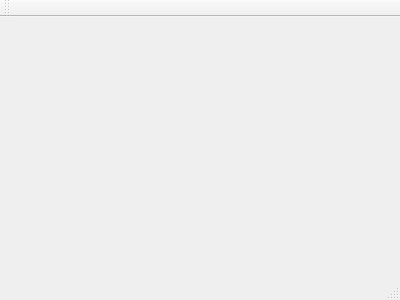
Before: the Qt Designer form graphs.ui in fsvymk/graphs, drawn with Qt 5.
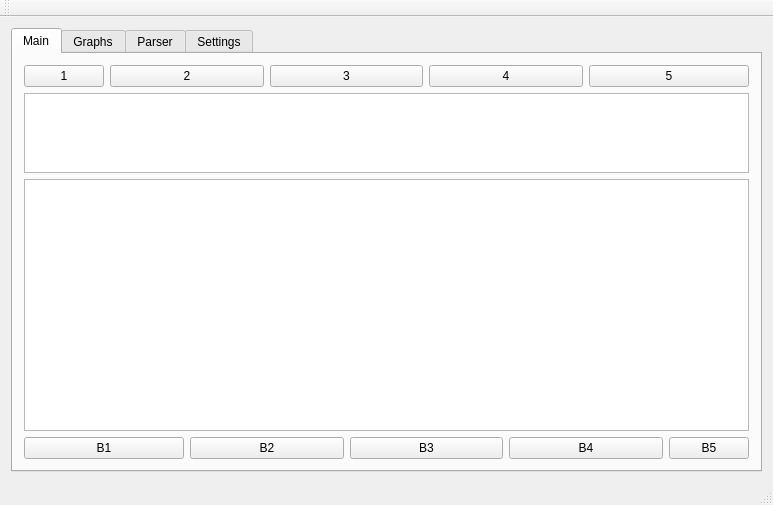
After: the same form once the commit is applied.

The edit to the form file:
```diff
--- a/graphs.ui
+++ b/graphs.ui
@@ -1,24 +1,154 @@
 <ui version="4.0">
  <class>graphs</class>
- <widget class="QMainWindow" name="graphs" >
-  <property name="geometry" >
+ <widget class="QMainWindow" name="graphs">
+  <property name="geometry">
    <rect>
     <x>0</x>
     <y>0</y>
-    <width>400</width>
-    <height>300</height>
+    <width>773</width>
+    <height>505</height>
    </rect>
   </property>
   <property name="windowTitle" >
    <string>graphs</string>
   </property>
-  <widget class="QMenuBar" name="menuBar" />
-  <widget class="QToolBar" name="mainToolBar" />
-  <widget class="QWidget" name="centralWidget" />
-  <widget class="QStatusBar" name="statusBar" />
+  <widget class="QWidget" name="centralWidget">
+   <layout class="QGridLayout" name="gridLayout">
+    <item row="0" column="1">
+     <widget class="QTabWidget" name="tabWidget">
+      <property name="currentIndex">
+       <number>0</number>
+      </property>
+      <widget class="QWidget" name="tab">
+       <attribute name="title">
+        <string>Main</string>
+       </attribute>
+       <layout class="QGridLayout" name="gridLayout_2">
+        <item row="0" column="0">
+         <widget class="QPushButton" name="pushButton">
+          <property name="text">
+           <string>1</string>
+          </property>
+         </widget>
+        </item>
+        <item row="0" column="1" colspan="2">
+         <widget class="QPushButton" name="pushButton_2">
+          <property name="text">
+           <string>2</string>
+          </property>
+         </widget>
+        </item>
+        <item row="0" column="3" colspan="2">
+         <widget class="QPushButton" name="pushButton_3">
+          <property name="text">
+           <string>3</string>
+          </property>
+         </widget>
+        </item>
+        <item row="0" column="5" colspan="2">
+         <widget class="QPushButton" name="pushButton_4">
+          <property name="text">
+           <string>4</string>
+          </property>
+         </widget>
+        </item>
+        <item row="0" column="7" colspan="2">
+         <widget class="QPushButton" name="pushButton_5">
+          <property name="text">
+           <string>5</string>
+          </property>
+         </widget>
+        </item>
+        <item row="1" column="0" colspan="9">
+         <widget class="QTextEdit" name="main_text_top">
+          <property name="maximumSize">
+           <size>
+            <width>16777215</width>
+            <height>80</height>
+           </size>
+          </property>
+         </widget>
+        </item>
+        <item row="2" column="0" colspan="9">
+         <widget class="QTextEdit" name="main_text_bottom"/>
+        </item>
+        <item row="3" column="0" colspan="2">
+         <widget class="QPushButton" name="pushButton_8">
+          <property name="text">
+           <string>B1</string>
+          </property>
+         </widget>
+        </item>
+        <item row="3" column="2" colspan="2">
+         <widget class="QPushButton" name="pushButton_10">
+          <property name="text">
+           <string>B2</string>
+          </property>
+         </widget>
+        </item>
+        <item row="3" column="4" colspan="2">
+         <widget class="QPushButton" name="pushButton_7">
+          <property name="text">
+           <string>B3</string>
+          </property>
+         </widget>
+        </item>
+        <item row="3" column="6" colspan="2">
+         <widget class="QPushButton" name="pushButton_9">
+          <property name="text">
+           <string>B4</string>
+          </property>
+         </widget>
+        </item>
+        <item row="3" column="8">
+         <widget class="QPushButton" name="pushButton_6">
+          <property name="text">
+           <string>B5</string>
+          </property>
+         </widget>
+        </item>
+       </layout>
+      </widget>
+      <widget class="QWidget" name="tab_2">
+       <attribute name="title">
+        <string>Graphs</string>
+       </attribute>
+      </widget>
+      <widget class="QWidget" name="tab_3">
+       <attribute name="title">
+        <string>Parser</string>
+       </attribute>
+      </widget>
+      <widget class="QWidget" name="tab_4">
+       <attribute name="title">
+        <string>Settings</string>
+       </attribute>
+      </widget>
+     </widget>
+    </item>
+   </layout>
+  </widget>
+  <widget class="QMenuBar" name="menuBar">
+   <property name="geometry">
+    <rect>
+     <x>0</x>
+     <y>0</y>
+     <width>773</width>
+     <height>20</height>
+    </rect>
+   </property>
+  </widget>
+  <widget class="QToolBar" name="mainToolBar">
+   <attribute name="toolBarArea">
+    <enum>TopToolBarArea</enum>
+   </attribute>
+   <attribute name="toolBarBreak">
+    <bool>false</bool>
+   </attribute>
+  </widget>
+  <widget class="QStatusBar" name="statusBar"/>
  </widget>
- <layoutDefault spacing="6" margin="11" />
- <pixmapfunction></pixmapfunction>
+ <layoutdefault spacing="6" margin="11"/>
  <resources/>
  <connections/>
 </ui>
```
Left out of the diff: 3 changed lines with no effect on the pictures.
